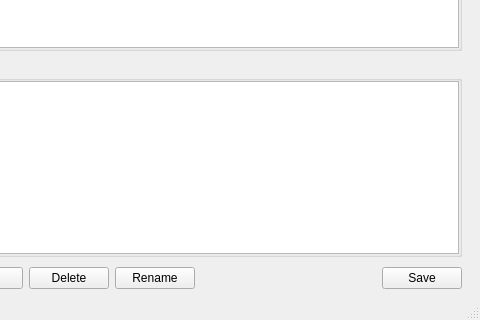
AbelTian/PyMake, file tools/pyedit/mainwindow.ui: the form before one commit; both pictures show x 352 to 832 and y 184 to 504 of the 832 by 504 pixel window.
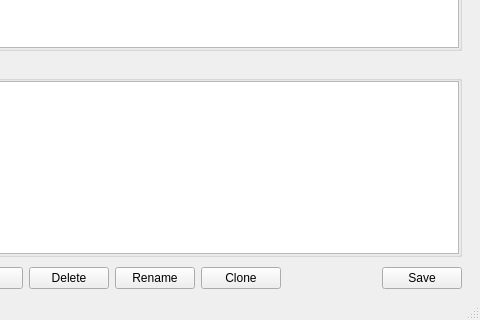
The form after the commit. The open tabs and pages were chosen to show the change.

Commit message: pyedit增加Separate env克隆按钮。

Patch:
```diff
--- a/tools/pyedit/mainwindow.ui
+++ b/tools/pyedit/mainwindow.ui
@@ -819,6 +819,13 @@
              </property>
             </widget>
            </item>
+           <item>
+            <widget class="QPushButton" name="toolBtnEnvClone">
+             <property name="text">
+              <string>Clone</string>
+             </property>
+            </widget>
+           </item>
            <item>
             <spacer name="horizontalSpacer_5">
              <property name="orientation">
```
Left out of the diff: 2 changed lines with no effect on the pictures. The commit also changes 1 other file.
